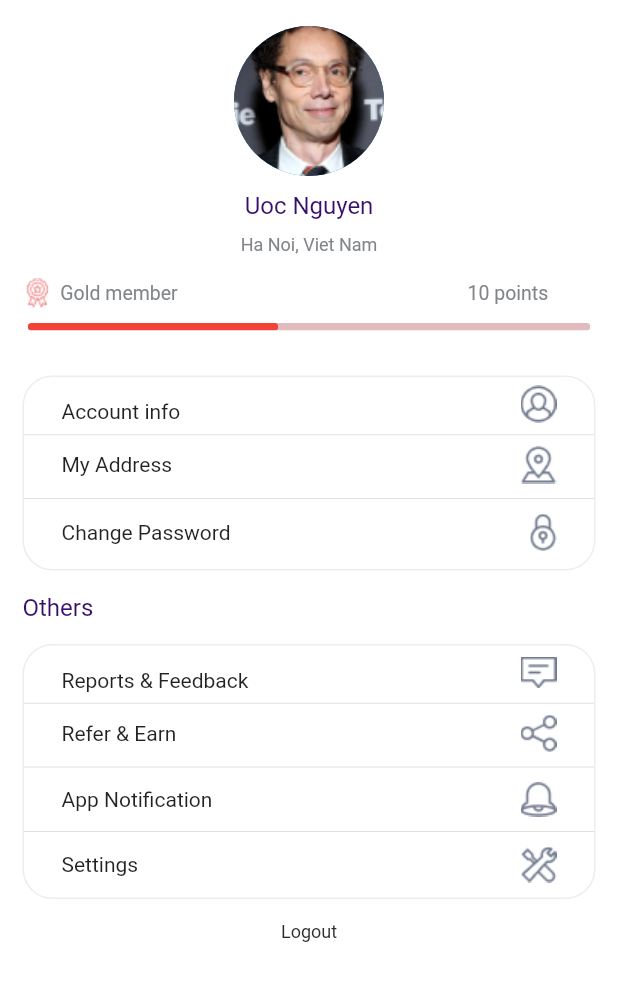
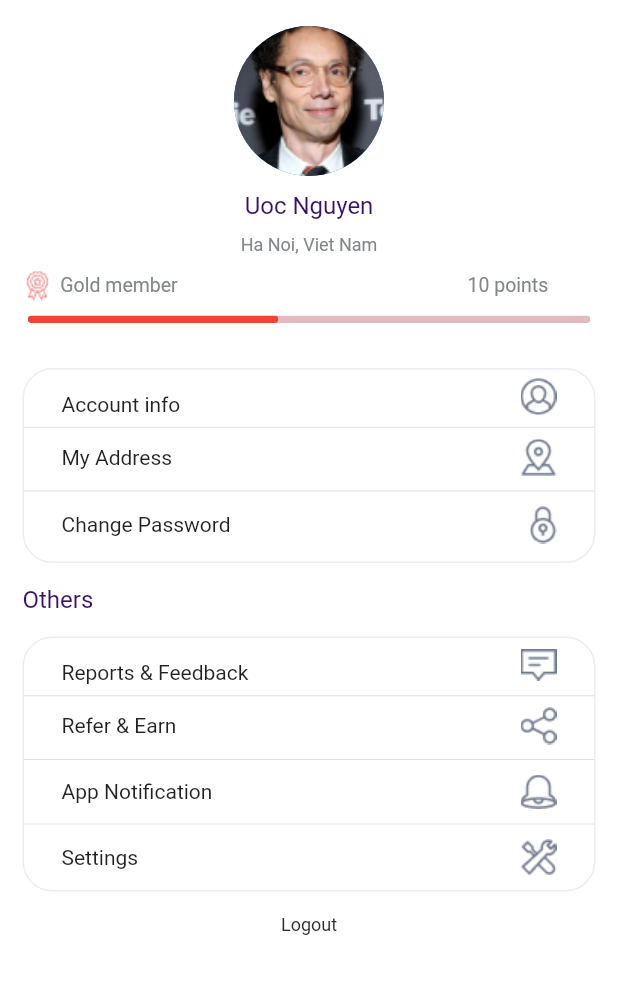
Before and after one commit to Leroyowenz/Prime-Laundry, a Flutter app: the screen it shows after launch, on a phone screen of 412 x 824 dp, the part 58-1059 px from its top. Run offline on Flutter 3.47's test engine with Material 2 defaults, Android fonts, the phone set to English and light mode, and no system bars; our stand-ins replace dotted_border; Roboto replaces fonts that are missing (Roboto-Regular, Roboto-Regular.ttf).

Commit message:
new update

```diff
--- a/lib/screens/first_page.dart
+++ b/lib/screens/first_page.dart
@@ -1,5 +1,7 @@
 import 'package:flutter/material.dart';
-import '../utility/custom_widget.dart';
+import 'package:prime_laundry/utility/avatar_widget.dart';
+import '../utility/indicator_widget.dart';
+import '../utility/text_widget.dart';
 import '../utility/settingsbox_widget.dart';
 
 class FirstPage extends StatefulWidget {
@@ -25,89 +27,17 @@ class _FirstPageState extends State<FirstPage> {
           color: Colors.black,
         ),
       ),
-      body: Column(
+      body: SingleChildScrollView(
+        child: Column(
           children: [
-          const Center(
-            // Code for Circle Avatar
-            child: CircleAvatar(
-              radius: 50,
-              backgroundImage: AssetImage("assets/images/settingsimage1.png"),
-            ),
-          ),
-
+            // Code for Avatar widget
+            const AvatarWidget(),
             const SizedBox(
               height: 10,
             ),
 
-          // Text for circle avatar
-          textInfo("Uoc Nguyen", FontWeight.w500,
-              const Color.fromRGBO(56, 16, 106, 20), 16, "Roboto-Regular"),
-          const SizedBox(
-            height: 10,
-          ),
-          textInfo("Ha Noi, Viet Nam", FontWeight.w400,
-              const Color.fromRGBO(130, 133, 138, 20), 12, "Roboto-Regular"),
-          const SizedBox(
-            height: 15,
-          ),
-
-          // Text for rectangle bar
-          Row(
-            mainAxisAlignment: MainAxisAlignment.start,
-            children: [
-              Padding(
-                padding: const EdgeInsets.only(
-                  left: 15,
-                  right: 2,
-                ),
-                child: Image.asset("assets/images/settingsimage2.png"),
-              ),
-              textInfo(
-                  " Gold member",
-                  FontWeight.w400,
-                  const Color.fromRGBO(130, 133, 138, 20),
-                  13,
-                  "Roboto-Regular"),
-              Padding(
-                padding: const EdgeInsets.only(
-                  left: 190,
-                ),
-                child: textInfo(
-                    " 10 points",
-                    FontWeight.normal,
-                    const Color.fromRGBO(130, 133, 138, 20),
-                    13,
-                    "Roboto-Regular"),
-              ),
-            ],
-          ),
-          const SizedBox(
-            height: 10,
-          ),
-
-          // Progress indicator bar
-          ClipRRect(
-            borderRadius: BorderRadius.circular(5),
-            child: Container(
-              color: const Color.fromARGB(235, 222, 181, 183),
-              width: 375,
-              height: 5,
-              child: Padding(
-                padding: const EdgeInsets.only(right: 208.0),
-                child: ClipRRect(
-                  borderRadius: BorderRadius.circular(5),
-                  child: const LinearProgressIndicator(
-                    value: 7,
-                    color: Colors.red,
-                  ),
-                ),
-              ),
-            ),
-          ),
-          // Image.asset("assets/images/settingsimage3.png"),
-          const SizedBox(
-            height: 15,
-          ),
+            // Code for Indicator Widget
+            const IndicatorWidget(),
 
             //Widget for settings box
             const SettingsBox(),
@@ -144,6 +74,7 @@ class _FirstPageState extends State<FirstPage> {
             ),
           ],
         ),
+      ),
     );
   }
 }
--- a/lib/screens/third_screeen.dart
+++ b/lib/screens/third_screeen.dart
@@ -1,6 +1,6 @@
 import 'package:dotted_border/dotted_border.dart';
 import 'package:flutter/material.dart';
-import '../utility/custom_widget.dart';
+import '../utility/text_widget.dart';
 // import '../utility/settingsbox_widget.dart';
 
 class ThirdPage extends StatefulWidget {
--- /dev/null
+++ b/lib/utility/avatar_widget.dart
@@ -0,0 +1,34 @@
+import 'package:flutter/material.dart';
+import 'package:prime_laundry/utility/text_widget.dart';
+
+class AvatarWidget extends StatelessWidget {
+  const AvatarWidget({super.key});
+
+  @override
+  Widget build(BuildContext context) {
+    return Column(
+      children: [
+        const Center(
+          // Code for Circle Avatar
+          child: CircleAvatar(
+            radius: 50,
+            backgroundImage: AssetImage("assets/images/settingsimage1.png"),
+          ),
+        ),
+
+        const SizedBox(
+          height: 10,
+        ),
+
+        // Text for circle avatar
+        textInfo("Uoc Nguyen", FontWeight.w500,
+            const Color.fromRGBO(56, 16, 106, 20), 16, "Roboto-Regular"),
+        const SizedBox(
+          height: 10,
+        ),
+        textInfo("Ha Noi, Viet Nam", FontWeight.w400,
+            const Color.fromRGBO(130, 133, 138, 20), 12, "Roboto-Regular"),
+      ],
+    );
+  }
+}
--- /dev/null
+++ b/lib/utility/indicator_widget.dart
@@ -0,0 +1,67 @@
+import 'package:flutter/material.dart';
+import 'package:prime_laundry/utility/text_widget.dart';
+
+class IndicatorWidget extends StatelessWidget {
+  const IndicatorWidget({super.key});
+
+  @override
+  Widget build(BuildContext context) {
+    return Column(
+      children: [
+        // Text for rectangle bar
+        Row(
+          mainAxisAlignment: MainAxisAlignment.start,
+          children: [
+            Padding(
+              padding: const EdgeInsets.only(
+                left: 15,
+                right: 2,
+              ),
+              child: Image.asset("assets/images/settingsimage2.png"),
+            ),
+            textInfo(" Gold member", FontWeight.w400,
+                const Color.fromRGBO(130, 133, 138, 20), 13, "Roboto-Regular"),
+            Padding(
+              padding: const EdgeInsets.only(
+                left: 190,
+              ),
+              child: textInfo(
+                  " 10 points",
+                  FontWeight.normal,
+                  const Color.fromRGBO(130, 133, 138, 20),
+                  13,
+                  "Roboto-Regular"),
+            ),
+          ],
+        ),
+        const SizedBox(
+          height: 10,
+        ),
+
+        // Progress indicator bar
+        ClipRRect(
+          borderRadius: BorderRadius.circular(5),
+          child: Container(
+            color: const Color.fromARGB(235, 222, 181, 183),
+            width: 375,
+            height: 5,
+            child: Padding(
+              padding: const EdgeInsets.only(right: 208.0),
+              child: ClipRRect(
+                borderRadius: BorderRadius.circular(5),
+                child: const LinearProgressIndicator(
+                  value: 7,
+                  color: Colors.red,
+                ),
+              ),
+            ),
+          ),
+        ),
+        // Image.asset("assets/images/settingsimage3.png"),
+        const SizedBox(
+          height: 15,
+        ),
+      ],
+    );
+  }
+}
```
Also changed, not shown: lib/screens/fourth_screen.dart (+18 -3 lines), lib/utility/navigate_widget.dart (added, +12 -0 lines), lib/utility/textfield_widget.dart (added, +26 -0 lines), lib/utility/text_widget.dart (renamed from lib/utility/custom_widget.dart). Lines whose indentation alone changed are shown as unchanged.
